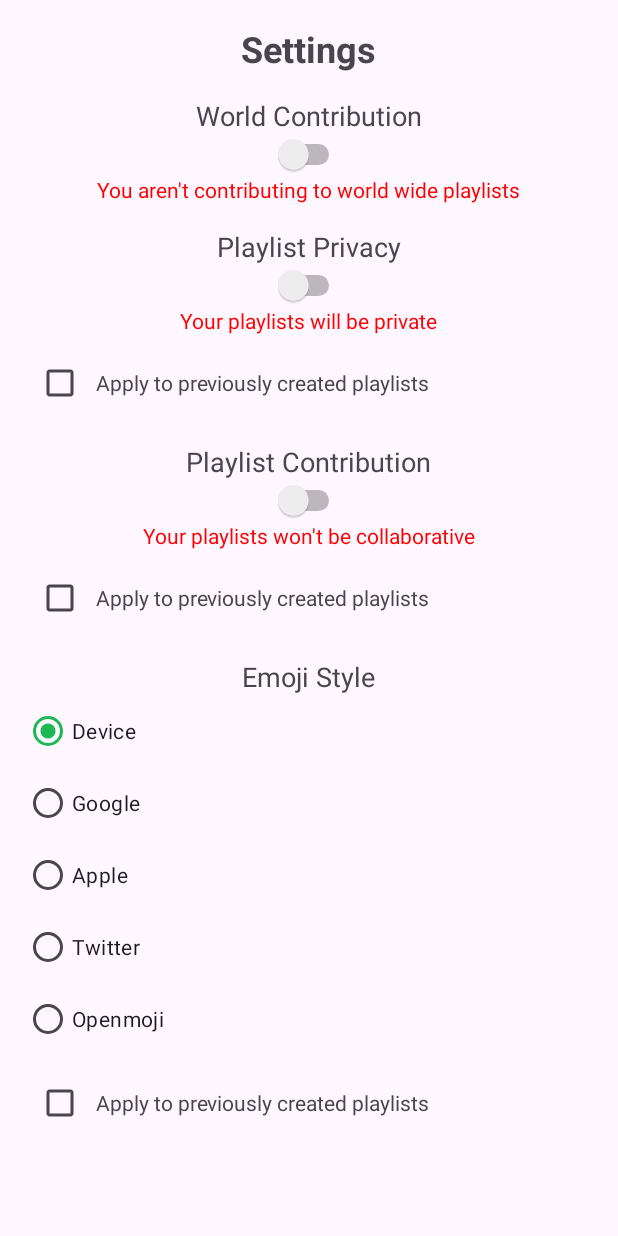
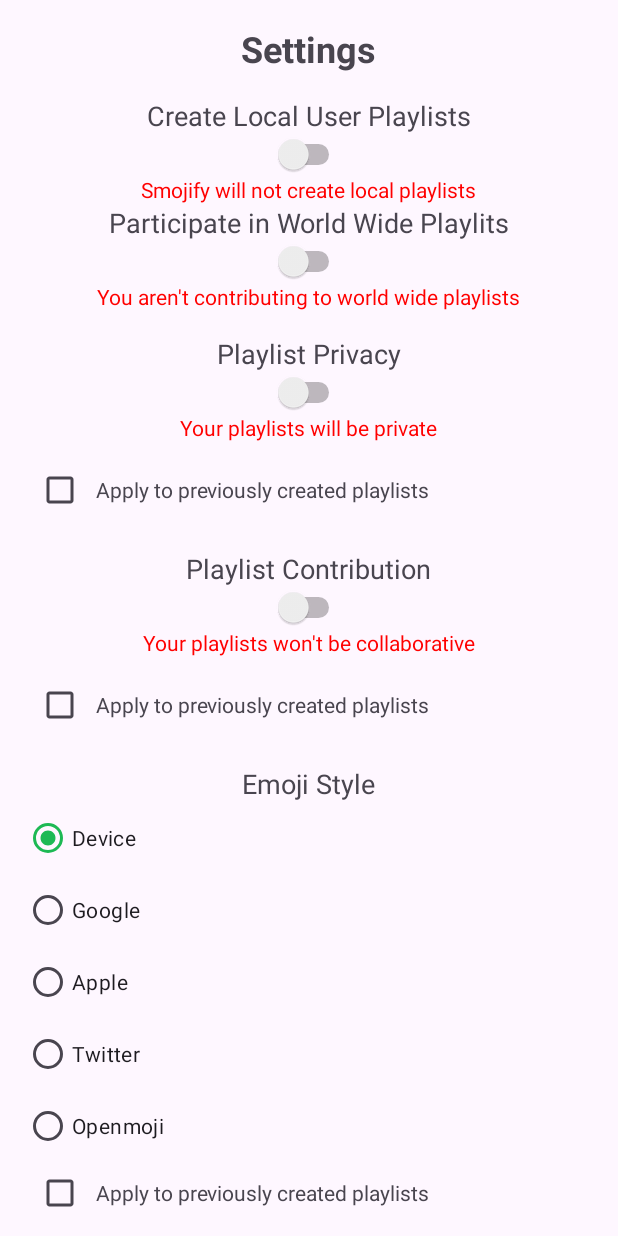
Before and after one commit to Smojify/Smojify-Android, an Android app: the SettingsActivity screen opened directly, with no data from a screen before it, on a phone screen of 412 x 824 dp. Run offline under Robolectric (Android 15) with nearby library versions, the phone set to English and light mode, and no system bars.

Commit message:
Add Enable/Disable Local & Global Reactions settings

```diff
--- a/app/src/main/java/com/smojify/smojify/SettingsActivity.java
+++ b/app/src/main/java/com/smojify/smojify/SettingsActivity.java
@@ -27,6 +27,7 @@ public class SettingsActivity extends AppCompatActivity {
     }
 
     private void syncSettings() {
+        syncLocalContribution();
         syncWorldContribution();
         syncPlaylistPrivacy();
         syncPlaylistContribution();
@@ -73,10 +74,37 @@ public class SettingsActivity extends AppCompatActivity {
             }
         }
 
+
+    private void syncLocalContribution() {
+        Switch switchLocalContribution = findViewById(R.id.switchLocalContribution);
+        TextView textViewContributionStatus = findViewById(R.id.switchLocalContributionStatus);
+        switchLocalContribution.setChecked(sharedPreferences.getBoolean("createLocalPlaylist", false));
+        if (switchLocalContribution.isChecked()) {
+            textViewContributionStatus.setText("Smojify will create local playlists");
+            textViewContributionStatus.setTextColor(getResources().getColor(R.color.green));
+        } else {
+            textViewContributionStatus.setText("Smojify will not create local playlists");
+            textViewContributionStatus.setTextColor(getResources().getColor(R.color.red));
+        }
+        switchLocalContribution.setOnCheckedChangeListener(new CompoundButton.OnCheckedChangeListener() {
+            @Override
+            public void onCheckedChanged(CompoundButton buttonView, boolean isChecked) {
+                if (isChecked) {
+                    textViewContributionStatus.setText("Smojify will create local playlists");
+                    textViewContributionStatus.setTextColor(getResources().getColor(R.color.green));
+                } else {
+                    textViewContributionStatus.setText("Smojify will not create local playlists");
+                    textViewContributionStatus.setTextColor(getResources().getColor(R.color.red));
+                }
+                editor.putBoolean("createLocalPlaylist", isChecked);
+                editor.apply();
+            }
+        });
+    }
     private void syncWorldContribution() {
         Switch switchWorldContribution = findViewById(R.id.switchWorldContribution);
         TextView textViewContributionStatus = findViewById(R.id.switchWorldContributionStatus);
-        switchWorldContribution.setChecked(sharedPreferences.getBoolean("isContributionEnabled", false));
+        switchWorldContribution.setChecked(sharedPreferences.getBoolean("contributeGlobalPlaylist", false));
         if (switchWorldContribution.isChecked()) {
             textViewContributionStatus.setText("You're contributing to world wide playlists");
             textViewContributionStatus.setTextColor(getResources().getColor(R.color.green));
@@ -94,7 +122,7 @@ public class SettingsActivity extends AppCompatActivity {
                     textViewContributionStatus.setText("You aren't contributing to world wide playlists");
                     textViewContributionStatus.setTextColor(getResources().getColor(R.color.red));
                 }
-                editor.putBoolean("isContributionEnabled", isChecked);
+                editor.putBoolean("contributeGlobalPlaylist", isChecked);
                 editor.apply();
             }
         });
--- a/app/src/main/res/layout/activity_settings.xml
+++ b/app/src/main/res/layout/activity_settings.xml
@@ -21,6 +21,36 @@
 
     <!-- Part 1: World Contribution -->
     <LinearLayout
+        android:id="@+id/llLocalContribution"
+        android:layout_width="match_parent"
+        android:layout_height="wrap_content"
+        android:orientation="vertical">
+
+        <TextView
+            android:id="@+id/tvLocalContribution"
+            android:layout_width="wrap_content"
+            android:layout_height="wrap_content"
+            android:text="Create Local User Playlists"
+            android:textSize="18sp"
+            android:layout_gravity="center_horizontal" />
+
+        <Switch
+            android:id="@+id/switchLocalContribution"
+            android:layout_width="wrap_content"
+            android:layout_height="wrap_content"
+            android:checked="true"
+            android:textColor="@color/green"
+            android:layout_gravity="center_horizontal" />
+
+        <TextView
+            android:id="@+id/switchLocalContributionStatus"
+            android:layout_width="wrap_content"
+            android:layout_height="wrap_content"
+            android:layout_gravity="center_horizontal" />
+
+    </LinearLayout>
+    <!-- Part 1: World Contribution -->
+    <LinearLayout
         android:id="@+id/llWorldContribution"
         android:layout_width="match_parent"
         android:layout_height="wrap_content"
@@ -30,7 +60,7 @@
             android:id="@+id/tvWorldContribution"
             android:layout_width="wrap_content"
             android:layout_height="wrap_content"
-            android:text="World Contribution"
+            android:text="Participate in World Wide Playlits"
             android:textSize="18sp"
             android:layout_gravity="center_horizontal" />
 
```
Also changed, not shown: app/src/main/java/com/smojify/smojify/SmojifyService.java (+16 -0 lines).
